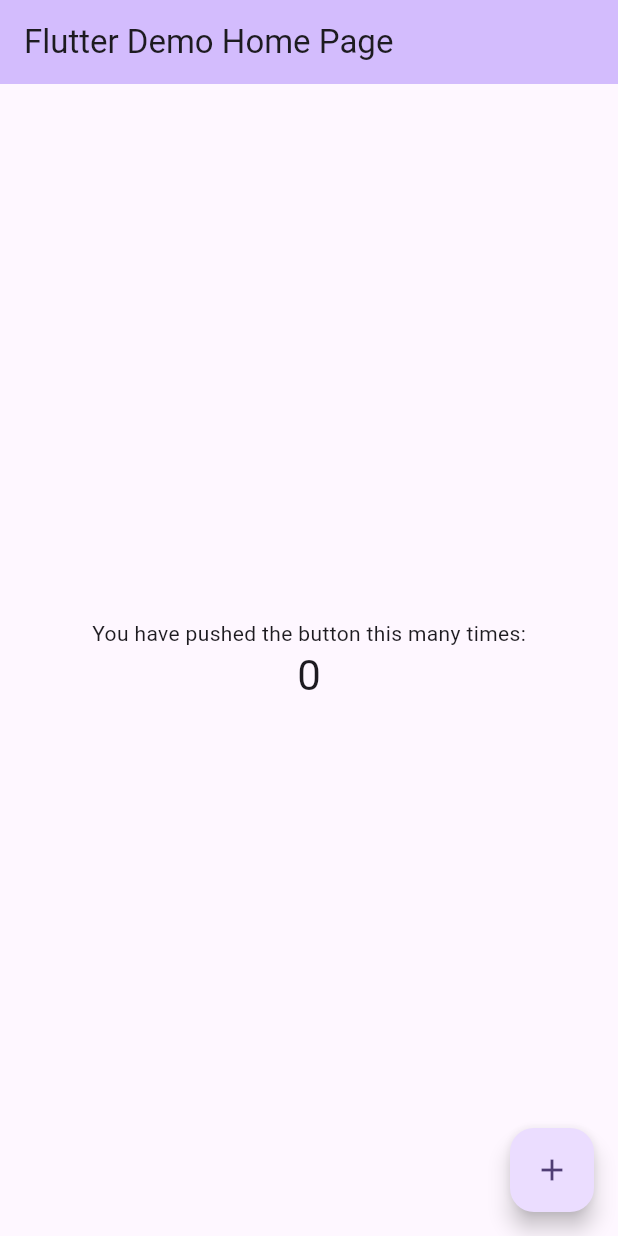
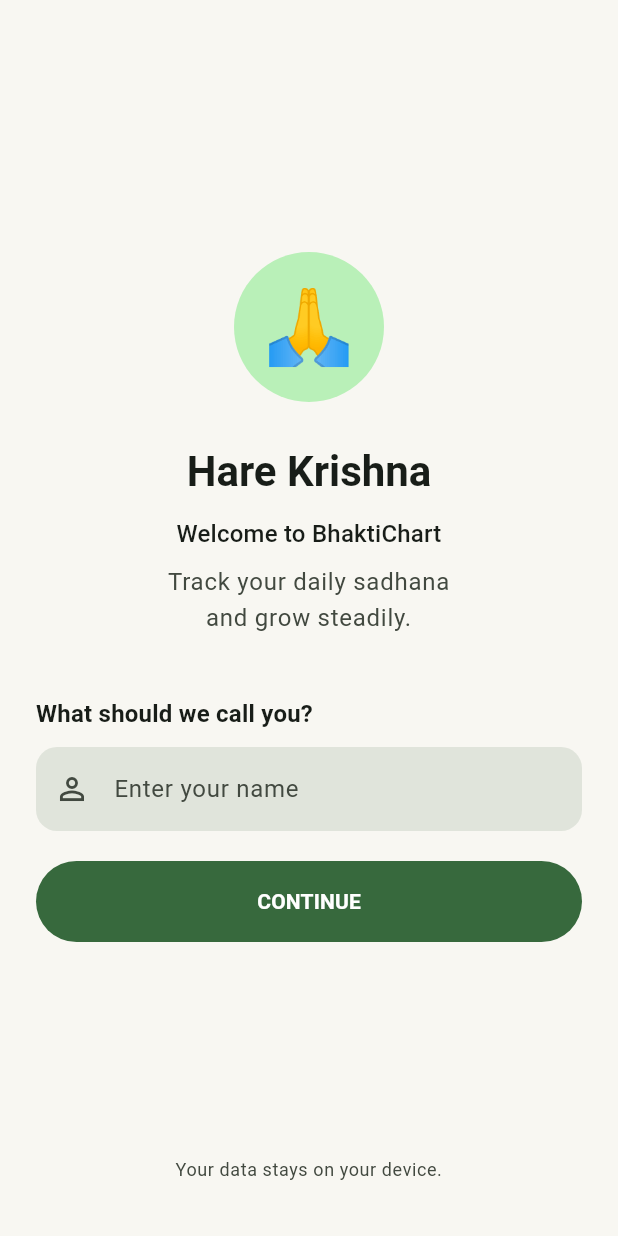
Before and after one commit to Shubham-Maurya-Rk/bhaktichart, a Flutter app: the screen it shows after launch, on a phone screen of 412 x 824 dp. Run offline on Flutter 3.47's test engine with Material 3 defaults, Android fonts, the phone set to English and light mode, and no system bars; our stand-ins replace flutter_riverpod, shared_preferences, sqflite; accounts and stored records are empty.

Commit message:
Basic functionality, onboarding page is ready

```diff
--- /dev/null
+++ b/lib/app/app.dart
@@ -0,0 +1,25 @@
+import 'package:flutter/material.dart';
+
+import 'theme.dart';
+import '../features/onboarding/onboarding_screen.dart';
+
+class BhaktiChartApp extends StatelessWidget {
+  const BhaktiChartApp({super.key});
+
+  @override
+  Widget build(BuildContext context) {
+    return MaterialApp(
+      title: 'BhaktiChart',
+
+      debugShowCheckedModeBanner: false,
+
+      theme: AppTheme.lightTheme,
+
+      darkTheme: AppTheme.darkTheme,
+
+      themeMode: ThemeMode.system,
+
+      home: const OnboardingScreen(),
+    );
+  }
+}
--- /dev/null
+++ b/lib/app/theme.dart
@@ -0,0 +1,72 @@
+import 'package:flutter/material.dart';
+
+class AppTheme {
+  static ThemeData lightTheme = ThemeData(
+    brightness: Brightness.light,
+    useMaterial3: true,
+
+    scaffoldBackgroundColor: const Color(0xFFF8F7F2),
+
+    colorScheme: ColorScheme.fromSeed(
+      seedColor: const Color(0xFF5B7C5B),
+      brightness: Brightness.light,
+    ),
+
+    appBarTheme: const AppBarTheme(
+      centerTitle: false,
+      elevation: 0,
+      backgroundColor: Colors.transparent,
+    ),
+
+    cardTheme: CardThemeData(
+      elevation: 0,
+      margin: EdgeInsets.zero,
+      shape: RoundedRectangleBorder(
+        borderRadius: BorderRadius.all(Radius.circular(16)),
+      ),
+    ),
+
+    inputDecorationTheme: InputDecorationTheme(
+      filled: true,
+      border: OutlineInputBorder(
+        borderRadius: BorderRadius.circular(14),
+        borderSide: BorderSide.none,
+      ),
+    ),
+  );
+
+  static ThemeData darkTheme = ThemeData(
+    brightness: Brightness.dark,
+    useMaterial3: true,
+
+    scaffoldBackgroundColor: const Color(0xFF121212),
+
+    colorScheme: ColorScheme.fromSeed(
+      seedColor: const Color(0xFF7FAF7F),
+      brightness: Brightness.dark,
+    ),
+
+    appBarTheme: const AppBarTheme(
+      centerTitle: false,
+      elevation: 0,
+      backgroundColor: Colors.transparent,
+    ),
+
+    cardTheme: CardThemeData(
+      elevation: 0,
+      color: const Color(0xFF1E1E1E),
+      margin: EdgeInsets.zero,
+      shape: RoundedRectangleBorder(
+        borderRadius: BorderRadius.all(Radius.circular(16)),
+      ),
+    ),
+
+    inputDecorationTheme: InputDecorationTheme(
+      filled: true,
+      border: OutlineInputBorder(
+        borderRadius: BorderRadius.circular(14),
+        borderSide: BorderSide.none,
+      ),
+    ),
+  );
+}
--- /dev/null
+++ b/lib/core/constants/app_constants.dart
@@ -0,0 +1,17 @@
+class AppConstants {
+  static const String appName = 'BhaktiChart';
+
+  static const String databaseName = 'bhaktichart.db';
+
+  static const int databaseVersion = 1;
+
+  static const String userNameKey = 'user_name';
+
+  static const String selectedSadhanaKey = 'selected_sadhana';
+
+  static const String themeModeKey = 'theme_mode';
+
+  static const String notificationEnabledKey = 'notification_enabled';
+
+  static const String reminderTimeKey = 'reminder_time';
+}
--- /dev/null
+++ b/lib/features/onboarding/onboarding_screen.dart
@@ -0,0 +1,180 @@
+import 'package:flutter/material.dart';
+import 'package:shared_preferences/shared_preferences.dart';
+
+import '../home/home_screen.dart';
+
+class OnboardingScreen extends StatefulWidget {
+  const OnboardingScreen({super.key});
+
+  @override
+  State<OnboardingScreen> createState() => _OnboardingScreenState();
+}
+
+class _OnboardingScreenState extends State<OnboardingScreen> {
+  final TextEditingController _nameController = TextEditingController();
+
+  bool _isLoading = false;
+
+  Future<void> _continue() async {
+    final name = _nameController.text.trim();
+
+    if (name.isEmpty) {
+      ScaffoldMessenger.of(
+        context,
+      ).showSnackBar(const SnackBar(content: Text('Please enter your name')));
+
+      return;
+    }
+
+    setState(() {
+      _isLoading = true;
+    });
+
+    final prefs = await SharedPreferences.getInstance();
+
+    await prefs.setString('user_name', name);
+
+    if (!mounted) return;
+
+    Navigator.of(
+      context,
+    ).pushReplacement(MaterialPageRoute(builder: (_) => const HomeScreen()));
+  }
+
+  @override
+  void dispose() {
+    _nameController.dispose();
+
+    super.dispose();
+  }
+
+  @override
+  Widget build(BuildContext context) {
+    final theme = Theme.of(context);
+
+    return Scaffold(
+      body: SafeArea(
+        child: Padding(
+          padding: const EdgeInsets.all(24),
+
+          child: Column(
+            crossAxisAlignment: CrossAxisAlignment.stretch,
+
+            children: [
+              const Spacer(),
+
+              // Logo
+              Center(
+                child: Container(
+                  width: 100,
+                  height: 100,
+
+                  decoration: BoxDecoration(
+                    color: theme.colorScheme.primaryContainer,
+
+                    shape: BoxShape.circle,
+                  ),
+
+                  child: const Center(
+                    child: Text('🙏', style: TextStyle(fontSize: 48)),
+                  ),
+                ),
+              ),
+
+              const SizedBox(height: 28),
+
+              Text(
+                'Hare Krishna',
+                textAlign: TextAlign.center,
+
+                style: theme.textTheme.headlineMedium?.copyWith(
+                  fontWeight: FontWeight.bold,
+                ),
+              ),
+
+              const SizedBox(height: 12),
+
+              Text(
+                'Welcome to BhaktiChart',
+                textAlign: TextAlign.center,
+
+                style: theme.textTheme.titleMedium,
+              ),
+
+              const SizedBox(height: 8),
+
+              Text(
+                'Track your daily sadhana\n'
+                'and grow steadily.',
+                textAlign: TextAlign.center,
+
+                style: theme.textTheme.bodyLarge?.copyWith(
+                  color: theme.colorScheme.onSurfaceVariant,
+                ),
+              ),
+
+              const SizedBox(height: 40),
+
+              Text(
+                'What should we call you?',
+                style: theme.textTheme.titleMedium?.copyWith(
+                  fontWeight: FontWeight.w600,
+                ),
+              ),
+
+              const SizedBox(height: 10),
+
+              TextField(
+                controller: _nameController,
+
+                textCapitalization: TextCapitalization.words,
+
+                decoration: const InputDecoration(
+                  hintText: 'Enter your name',
+
+                  prefixIcon: Icon(Icons.person_outline),
+                ),
+
+                onSubmitted: (_) => _continue(),
+              ),
+
+              const SizedBox(height: 20),
+
+              SizedBox(
+                height: 54,
+
+                child: FilledButton(
+                  onPressed: _isLoading ? null : _continue,
+
+                  child: _isLoading
+                      ? const SizedBox(
+                          height: 24,
+                          width: 24,
+                          child: CircularProgressIndicator(strokeWidth: 2),
+                        )
+                      : const Text(
+                          'CONTINUE',
+                          style: TextStyle(fontWeight: FontWeight.bold),
+                        ),
+                ),
+              ),
+
+              const Spacer(),
+
+              Text(
+                'Your data stays on your device.',
+                textAlign: TextAlign.center,
+
+                style: theme.textTheme.bodySmall?.copyWith(
+                  color: theme.colorScheme.onSurfaceVariant,
+                ),
+              ),
+
+              const SizedBox(height: 12),
+            ],
+          ),
+        ),
+      ),
+    );
+  }
+}
--- a/lib/main.dart
+++ b/lib/main.dart
@@ -1,124 +1,14 @@
 import 'package:flutter/material.dart';
+import 'package:flutter_riverpod/flutter_riverpod.dart';
 
-void main() {
-  runApp(const MyApp());
+import 'app/app.dart';
+import 'core/database/database_helper.dart';
+
+Future<void> main() async {
+  WidgetsFlutterBinding.ensureInitialized();
+
+  // Initialize SQLite before the app starts.
+  await DatabaseHelper.instance.database;
+
+  runApp(const ProviderScope(child: BhaktiChartApp()));
 }
-
-class MyApp extends StatelessWidget {
-  const MyApp({super.key});
-
-  // This widget is the root of your application.
-  @override
-  Widget build(BuildContext context) {
-
-    return MaterialApp(
-      title: 'Flutter Demo',
-      theme: ThemeData(
-
-        // This is the theme of your application.
-        //
-        // TRY THIS: Try running your application with "flutter run". You'll see
-        // the application has a purple toolbar. Then, without quitting the app,
-        // try changing the seedColor in the colorScheme below to Colors.green
-        // and then invoke "hot reload" (save your changes or press the "hot
-        // reload" button in a Flutter-supported IDE, or press "r" if you used
-        // the command line to start the app).
-        //
-        // Notice that the counter didn't reset back to zero; the application
-        // state is not lost during the reload. To reset the state, use hot
-        // restart instead.
-        //
-        // This works for code too, not just values: Most code changes can be
-        // tested with just a hot reload.
-        colorScheme: .fromSeed(seedColor: Colors.deepPurple),
-      ),
-      home: const MyHomePage(title: 'Flutter Demo Home Page'),
-    );
-  }
-}
-
-class MyHomePage extends StatefulWidget {
-  const MyHomePage({super.key, required this.title});
-
-  // This widget is the home page of your application. It is stateful, meaning
-  // that it has a State object (defined below) that contains fields that affect
-  // how it looks.
-
-  // This class is the configuration for the state. It holds the values (in this
-  // case the title) provided by the parent (in this case the App widget) and
-  // used by the build method of the State. Fields in a Widget subclass are
-  // always marked "final".
-
-  final String title;
-
-  @override
-  State<MyHomePage> createState() => _MyHomePageState();
-}
-
-class _MyHomePageState extends State<MyHomePage> {
-  int _counter = 0;
-
-  void _incrementCounter() {
-    setState(() {
-      // This call to setState tells the Flutter framework that something has
-      // changed in this State, which causes it to rerun the build method below
-      // so that the display can reflect the updated values. If we changed
-      // _counter without calling setState(), then the build method would not be
-      // called again, and so nothing would appear to happen.
-      _counter++;
-    });
-  }
-
-  @override
-  Widget build(BuildContext context) {
-    // This method is rerun every time setState is called, for instance as done
-    // by the _incrementCounter method above.
-    //
-    // The Flutter framework has been optimized to make rerunning build methods
-    // fast, so that you can just rebuild anything that needs updating rather
-    // than having to individually change instances of widgets.
-    return Scaffold(
-      appBar: AppBar(
-        // TRY THIS: Try changing the color here to a specific color (to
-        // Colors.amber, perhaps?) and trigger a hot reload to see the AppBar
-        // change color while the other colors stay the same.
-        backgroundColor: Theme.of(context).colorScheme.inversePrimary,
-        // Here we take the value from the MyHomePage object that was created by
-        // the App.build method, and use it to set our appbar title.
-        title: Text(widget.title),
-      ),
-      body: Center(
-        // Center is a layout widget. It takes a single child and positions it
-        // in the middle of the parent.
-        child: Column(
-          // Column is also a layout widget. It takes a list of children and
-          // arranges them vertically. By default, it sizes itself to fit its
-          // children horizontally, and tries to be as tall as its parent.
-          //
-          // Column has various properties to control how it sizes itself and
-          // how it positions its children. Here we use mainAxisAlignment to
-          // center the children vertically; the main axis here is the vertical
-          // axis because Columns are vertical (the cross axis would be
-          // horizontal).
-          //
-          // TRY THIS: Invoke "debug painting" (choose the "Toggle Debug Paint"
-          // action in the IDE, or press "p" in the console), to see the
-          // wireframe for each widget.
-          mainAxisAlignment: .center,
-          children: [
-            const Text('You have pushed the button this many times:'),
-            Text(
-              '$_counter',
-              style: Theme.of(context).textTheme.headlineMedium,
-            ),
-          ],
-        ),
-      ),
-      floatingActionButton: FloatingActionButton(
-        onPressed: _incrementCounter,
-        tooltip: 'Increment',
-        child: const Icon(Icons.add),
-      ),
-    );
-  }
-}
--- /dev/null
+++ b/lib/models/user_model.dart
@@ -0,0 +1,19 @@
+class UserModel {
+  final int? id;
+  final String name;
+  final String createdAt;
+
+  UserModel({this.id, required this.name, required this.createdAt});
+
+  Map<String, dynamic> toMap() {
+    return {'id': id, 'name': name, 'created_at': createdAt};
+  }
+
+  factory UserModel.fromMap(Map<String, dynamic> map) {
+    return UserModel(
+      id: map['id'],
+      name: map['name'],
+      createdAt: map['created_at'],
+    );
+  }
+}
```
Also changed, not shown: lib/core/database/database_helper.dart (added, +117 -0 lines), lib/features/home/home_screen.dart (added, +56 -0 lines), lib/models/daily_sadhana_model.dart (added, +43 -0 lines), lib/models/goal_model.dart (added, +35 -0 lines), lib/models/sadhana_type_model.dart (added, +35 -0 lines), pubspec.yaml (+19 -0 lines), lib/app/routes.dart (added), lib/core/utils/date_utils.dart (added), lib/features/goals/goals_screen.dart (added), lib/features/progress/progress_screen.dart (added), lib/features/settings/settings_screen.dart (added), pubspec.lock, 1 other file.
